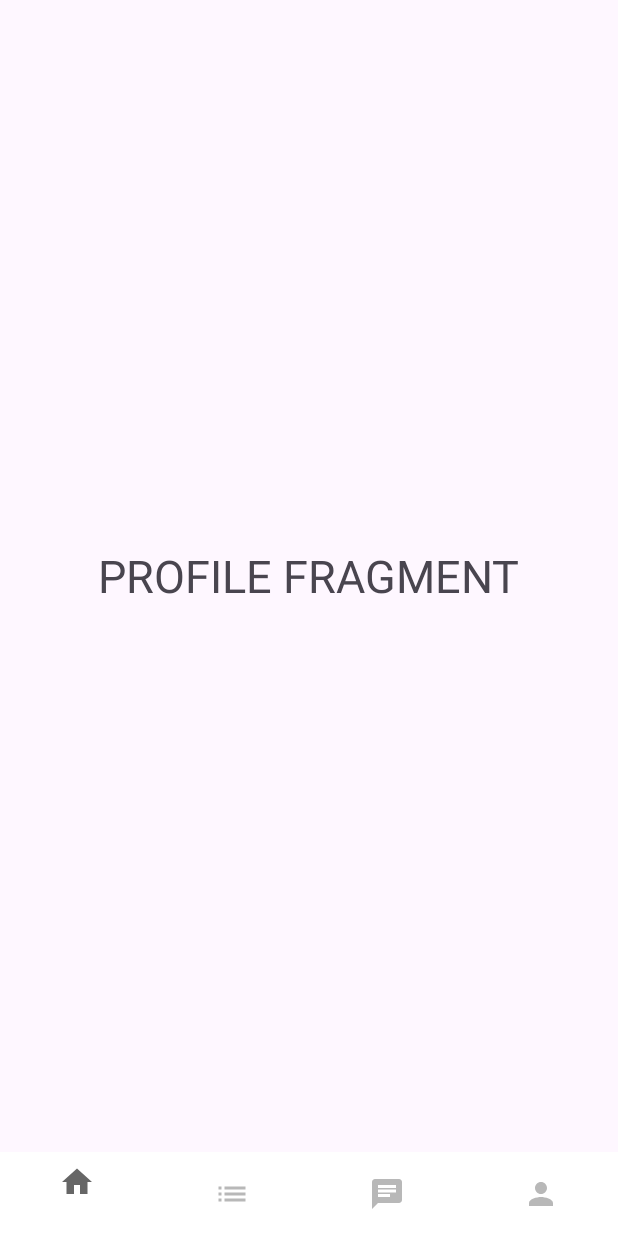
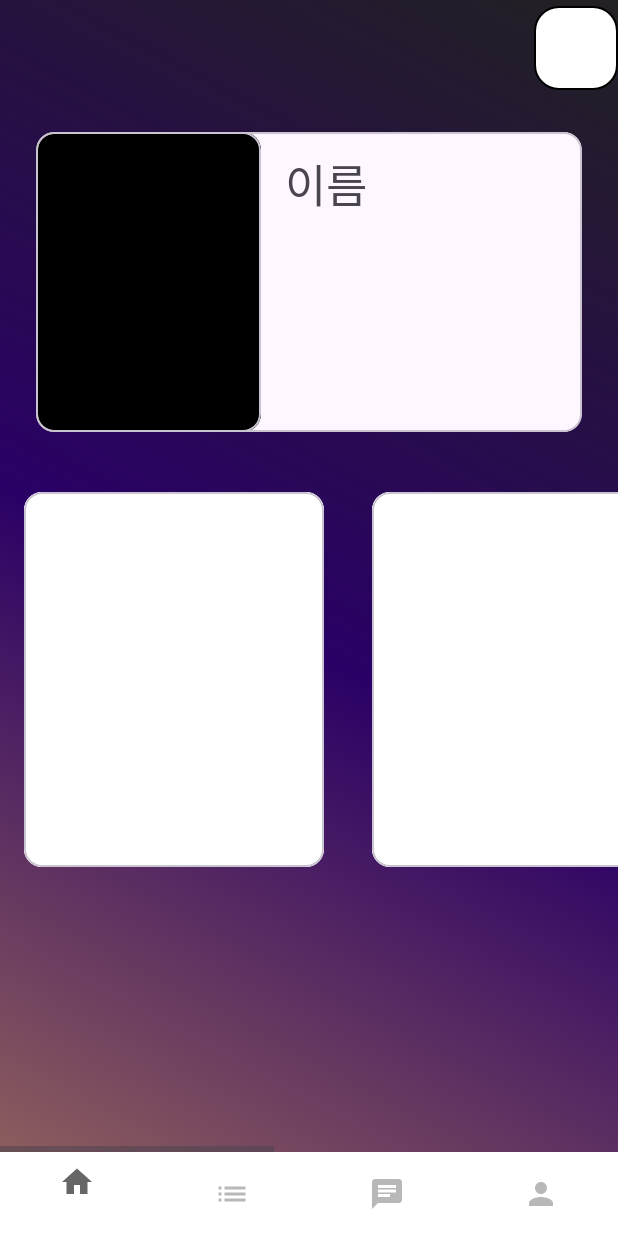
Before and after one commit to ChoKwangEun1021/Tonight, an Android app: the fragment ProfileFragment placed in its activity, on a phone screen of 412 x 824 dp. Run offline under Robolectric (Android 15) with nearby library versions, the phone set to English and light mode, and no system bars.

```diff
--- a/app/src/main/java/com/weare2024/tonight/G.kt
+++ b/app/src/main/java/com/weare2024/tonight/G.kt
@@ -4,6 +4,6 @@ class G {
     companion object{
         val name=""
         val image=""
-        val uid=""
+        val uid="ㅂㅂㅂ"
     }
 }
--- a/app/src/main/java/com/weare2024/tonight/fragment/ProfileFragment.kt
+++ b/app/src/main/java/com/weare2024/tonight/fragment/ProfileFragment.kt
@@ -1,9 +1,11 @@
 package com.weare2024.tonight.fragment
 
+import android.app.AlertDialog
 import android.os.Bundle
 import android.view.LayoutInflater
 import android.view.View
 import android.view.ViewGroup
+import android.widget.Toast
 import androidx.fragment.app.Fragment
 import com.weare2024.tonight.databinding.FragmentProfileBinding
 
@@ -17,5 +19,12 @@ class ProfileFragment : Fragment() {
         binding = FragmentProfileBinding.inflate(layoutInflater, container, false)
         return binding.root
     }
+    override fun onViewCreated(view: View, savedInstanceState: Bundle?) {
+        binding.toolbar.setOnClickListener { clickToolbar() }
+    }
+    private fun clickToolbar(){
+
+        Toast.makeText(requireContext(), "설정", Toast.LENGTH_SHORT).show()
+    }
 
 }
--- /dev/null
+++ b/app/src/main/res/drawable/my_profile_setting.xml
@@ -0,0 +1,9 @@
+<?xml version="1.0" encoding="utf-8"?>
+<shape xmlns:android="http://schemas.android.com/apk/res/android" android:shape="rectangle">
+    <stroke android:color="@color/black" android:width="1dp"/>
+    <solid android:color="@color/white"/>
+
+
+    <corners android:radius="16dp"/>
+
+</shape>
--- a/app/src/main/res/layout/fragment_profile.xml
+++ b/app/src/main/res/layout/fragment_profile.xml
@@ -1,15 +1,110 @@
 <?xml version="1.0" encoding="utf-8"?>
-<RelativeLayout xmlns:android="http://schemas.android.com/apk/res/android"
+<LinearLayout xmlns:android="http://schemas.android.com/apk/res/android"
     xmlns:tools="http://schemas.android.com/tools"
     android:layout_width="match_parent"
     android:layout_height="match_parent"
+    xmlns:app="http://schemas.android.com/apk/res-auto"
+    android:background="@drawable/gradient_background"
+    android:orientation="vertical"
     tools:context=".fragment.ProfileFragment">
+    <RelativeLayout
+        android:layout_width="match_parent"
+        android:layout_height="wrap_content">
+    <com.google.android.material.appbar.MaterialToolbar
+        android:id="@+id/toolbar"
+        android:layout_width="wrap_content"
+        android:layout_height="?actionBarSize"
+        app:navigationIcon="@drawable/my_profile_setting"
+        android:layout_alignParentRight="true"
+        />
+    </RelativeLayout>
 
-    <TextView
-        android:layout_width="wrap_content"
+    <com.google.android.material.card.MaterialCardView
+        android:layout_width="match_parent"
         android:layout_height="wrap_content"
-        android:text="PROFILE FRAGMENT"
-        android:textSize="30sp"
-        android:layout_centerInParent="true"/>
+        android:layout_margin="24dp">
 
-</RelativeLayout>
+        <RelativeLayout
+            android:layout_width="match_parent"
+            android:layout_height="wrap_content">
+
+            <com.google.android.material.card.MaterialCardView
+                android:id="@+id/card"
+                android:layout_width="wrap_content"
+                android:layout_height="wrap_content">
+
+                <ImageView
+                    android:id="@+id/iv"
+                    android:layout_width="150dp"
+                    android:layout_height="200dp"
+                    android:src="@color/black" />
+            </com.google.android.material.card.MaterialCardView>
+
+            <TextView
+                android:id="@+id/tv"
+                android:layout_width="wrap_content"
+                android:layout_height="wrap_content"
+                android:layout_marginLeft="16dp"
+                android:layout_marginTop="12dp"
+                android:layout_toRightOf="@id/card"
+                android:fontFamily="@font/hakgyoansim_bombanghak_r"
+                android:text="이름"
+                android:textSize="30sp" />
+        </RelativeLayout>
+    </com.google.android.material.card.MaterialCardView>
+
+    <RelativeLayout
+        android:layout_width="match_parent"
+        android:layout_height="match_parent">
+        <HorizontalScrollView
+            android:layout_width="match_parent"
+            android:layout_height="match_parent">
+            <LinearLayout
+                android:layout_width="match_parent"
+                android:layout_height="match_parent"
+                android:orientation="horizontal">
+                <com.google.android.material.card.MaterialCardView
+                    android:layout_width="200dp"
+                    android:layout_height="250dp"
+                    android:layout_margin="16dp">
+                <ImageView
+                    android:layout_width="match_parent"
+                    android:layout_height="match_parent"
+                    android:src="@color/white" />
+                </com.google.android.material.card.MaterialCardView>
+                <com.google.android.material.card.MaterialCardView
+                    android:layout_width="200dp"
+                    android:layout_height="250dp"
+                    android:layout_margin="16dp">
+                    <ImageView
+                        android:layout_width="match_parent"
+                        android:layout_height="match_parent"
+                        android:src="@color/white" />
+                </com.google.android.material.card.MaterialCardView>
+                <com.google.android.material.card.MaterialCardView
+                    android:layout_width="200dp"
+                    android:layout_height="250dp"
+                    android:layout_margin="16dp">
+                    <ImageView
+                        android:layout_width="match_parent"
+                        android:layout_height="match_parent"
+                        android:src="@color/white" />
+                </com.google.android.material.card.MaterialCardView>
+                <com.google.android.material.card.MaterialCardView
+                    android:layout_width="200dp"
+                    android:layout_height="250dp"
+                    android:layout_margin="16dp">
+                    <ImageView
+                        android:layout_width="match_parent"
+                        android:layout_height="match_parent"
+                        android:src="@color/white" />
+                </com.google.android.material.card.MaterialCardView>
+
+
+            </LinearLayout>
+        </HorizontalScrollView>
+
+    </RelativeLayout>
+
+
+</LinearLayout>
```
Also changed, not shown: app/src/main/java/com/weare2024/tonight/activites/ChatingActivity.kt (+15 -4 lines), app/src/main/java/com/weare2024/tonight/fragment/ChatFragment.kt (+8 -2 lines), app/src/main/res/drawable/bg_profile_1.xml (added, +11 -0 lines), app/src/main/res/drawable/bg_profile_2.xml (added, +11 -0 lines), app/src/main/res/drawable/bg_profile_3.xml (added, +11 -0 lines), app/src/main/res/drawable/bg_profile_4.xml (added, +11 -0 lines), app/src/main/res/drawable/bg_profile_5.xml (added, +11 -0 lines), app/src/main/res/menu/menu_my_profile.xml (added, +13 -0 lines).
